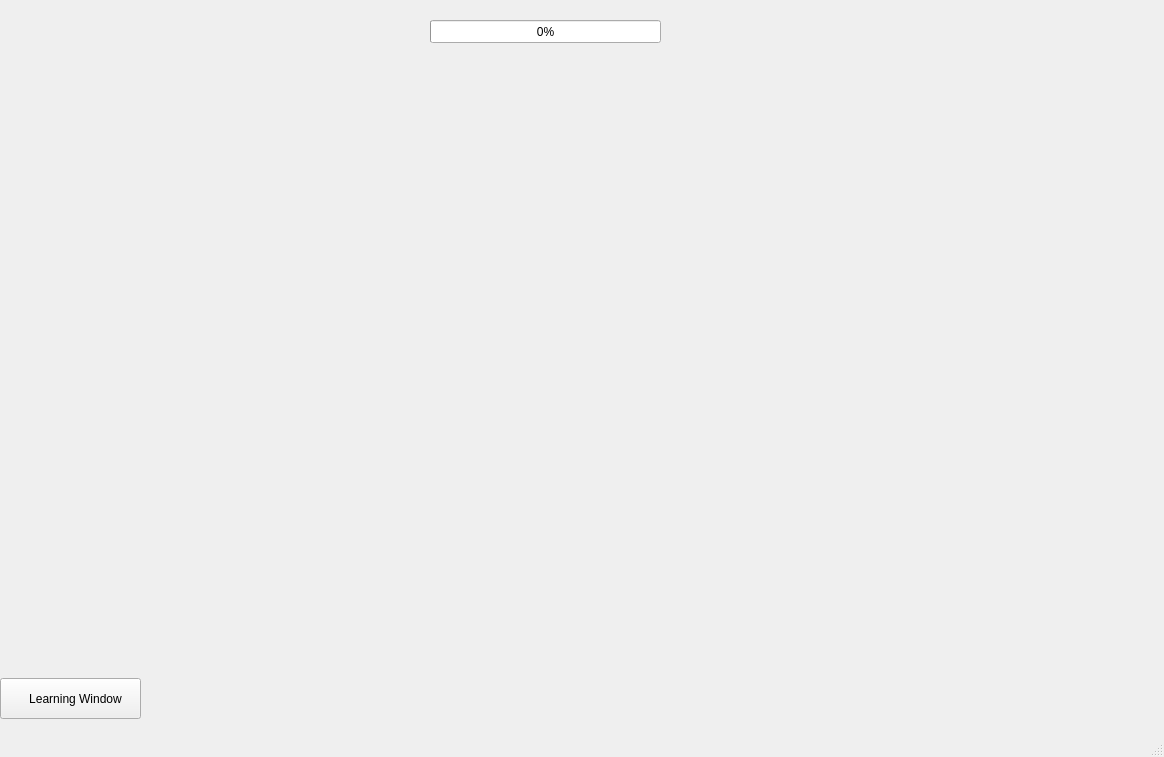
Above: testwindow.ui from KaiokenBro/PC-Builder before the change. Below: the same form after it.
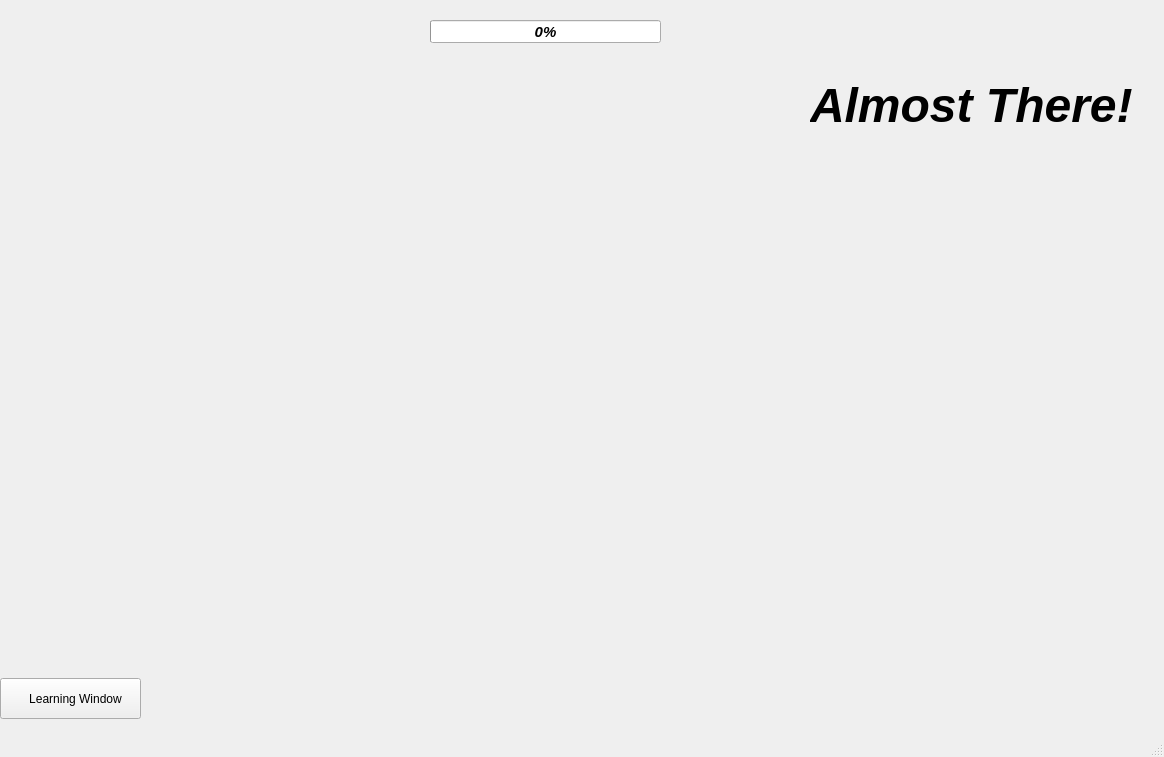
That is the form after the change. Icons and pictures are not drawn.

Commit message: Added progressLabel that changes color, changed animation speed

```diff
--- a/testwindow.ui
+++ b/testwindow.ui
@@ -142,10 +142,37 @@
       <height>23</height>
      </rect>
     </property>
+    <property name="font">
+     <font>
+      <pointsize>11</pointsize>
+      <italic>true</italic>
+      <bold>true</bold>
+     </font>
+    </property>
     <property name="value">
      <number>0</number>
     </property>
    </widget>
+   <widget class="QLabel" name="progressLabel">
+    <property name="geometry">
+     <rect>
+      <x>810</x>
+      <y>10</y>
+      <width>331</width>
+      <height>191</height>
+     </rect>
+    </property>
+    <property name="font">
+     <font>
+      <pointsize>36</pointsize>
+      <italic>true</italic>
+      <bold>true</bold>
+     </font>
+    </property>
+    <property name="text">
+     <string>Almost There!</string>
+    </property>
+   </widget>
   </widget>
   <widget class="QMenuBar" name="menubar">
    <property name="geometry">
```
The commit also changes 3 other files.
